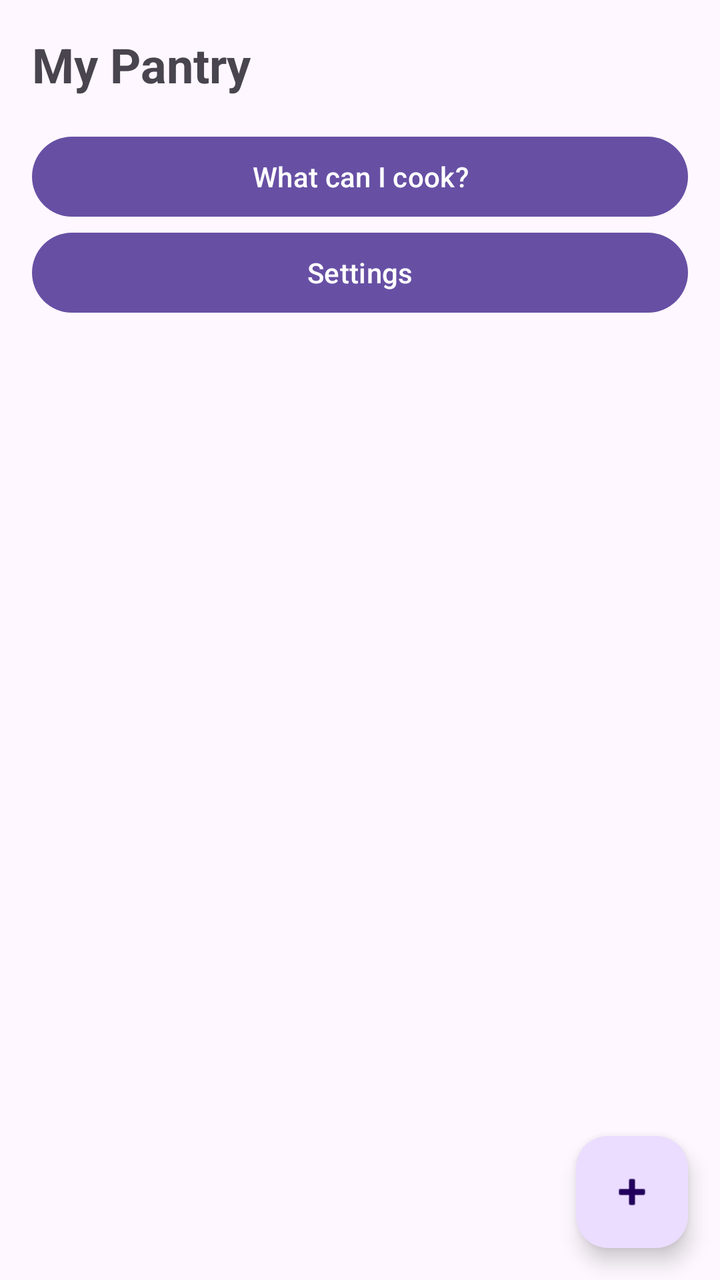
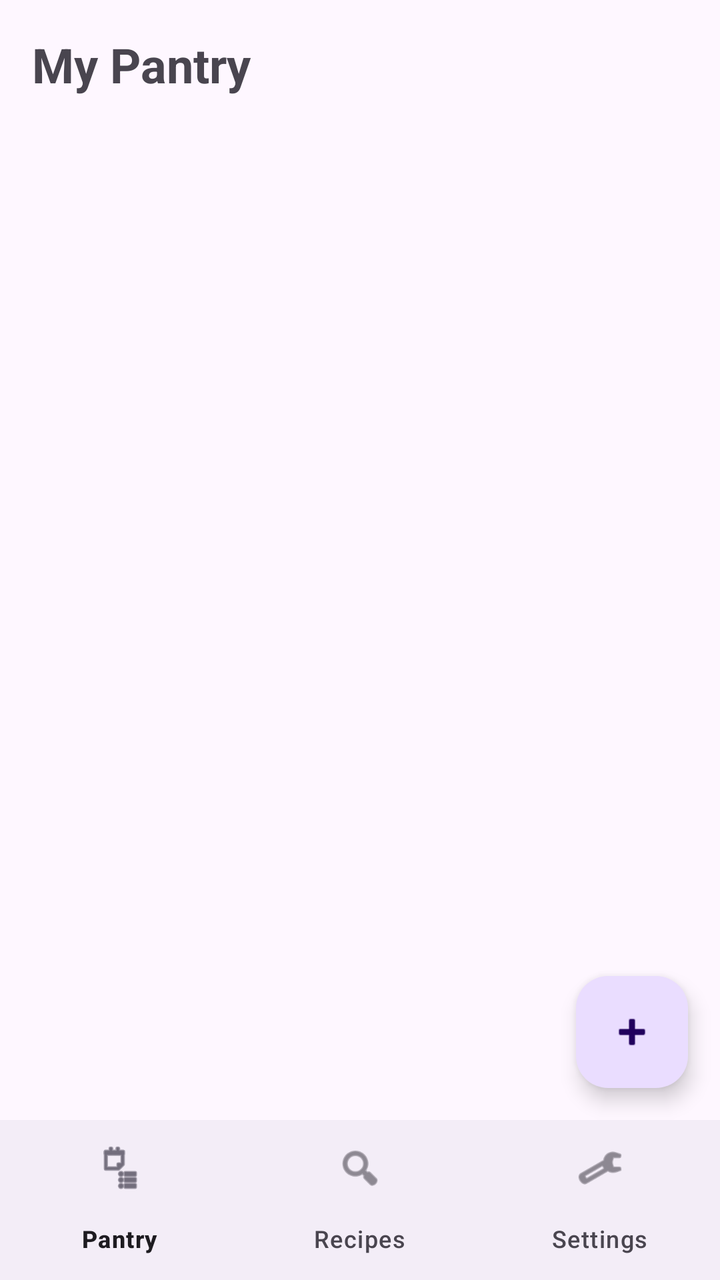

Before-and-after screenshots of an Android layout around one commit, followed by the original layout XML and the change that was made.
<!-- AndroidManifest.xml: application theme Theme.SmartPantryManager -->
<!-- res/layout/activity_main.xml -->
<?xml version="1.0" encoding="utf-8"?>
<LinearLayout xmlns:android="http://schemas.android.com/apk/res/android"
    android:id="@+id/main"
    android:layout_width="match_parent"
    android:layout_height="match_parent"
    android:orientation="vertical">

    
    <TextView
        android:id="@+id/textTitle"
        android:layout_width="match_parent"
        android:layout_height="wrap_content"
        android:padding="16dp"
        android:text="My Pantry"
        android:textSize="24sp"
        android:textStyle="bold" />

    <Button
        android:id="@+id/buttonSuggested"
        android:layout_width="match_parent"
        android:layout_height="wrap_content"
        android:layout_marginStart="16dp"
        android:layout_marginEnd="16dp"
        android:text="What can I cook?" />

    <Button
        android:id="@+id/buttonSettings"
        android:layout_width="match_parent"
        android:layout_height="wrap_content"
        android:layout_marginStart="16dp"
        android:layout_marginEnd="16dp"
        android:text="Settings" />

    
    <FrameLayout
        android:layout_width="match_parent"
        android:layout_height="0dp"
        android:layout_weight="1">

        <androidx.recyclerview.widget.RecyclerView
            android:id="@+id/recyclerPantry"
            android:layout_width="match_parent"
            android:layout_height="match_parent"
            android:clipToPadding="false"
            android:paddingBottom="88dp" />

        <TextView
            android:id="@+id/textEmpty"
            android:layout_width="match_parent"
            android:layout_height="wrap_content"
            android:layout_gravity="center"
            android:gravity="center"
            android:padding="24dp"
            android:text="Your pantry is empty. Tap + to add your first ingredient."
            android:textSize="16sp"
            android:visibility="gone" />

        
        <com.google.android.material.floatingactionbutton.FloatingActionButton
            android:id="@+id/fabAdd"
            android:layout_width="wrap_content"
            android:layout_height="wrap_content"
            android:layout_gravity="bottom|end"
            android:layout_margin="16dp"
            android:contentDescription="Add ingredient"
            android:src="@android:drawable/ic_input_add" />
    </FrameLayout>

</LinearLayout>
<!-- resources referenced by this layout -->
<resources>
  <style name="Theme.SmartPantryManager" parent="Base.Theme.SmartPantryManager" />
  <style name="Base.Theme.SmartPantryManager" parent="Theme.Material3.DayNight.NoActionBar">
          
          
      </style>
</resources>

<!-- the commit's change to res/layout/activity_main.xml (unified diff, before → after) -->
@@ -1,5 +1,6 @@
 <?xml version="1.0" encoding="utf-8"?>
 <LinearLayout xmlns:android="http://schemas.android.com/apk/res/android"
+    xmlns:app="http://schemas.android.com/apk/res-auto"
     android:id="@+id/main"
     android:layout_width="match_parent"
     android:layout_height="match_parent"
@@ -14,22 +15,6 @@
         android:text="My Pantry"
         android:textSize="24sp"
         android:textStyle="bold" />
-
-    <Button
-        android:id="@+id/buttonSuggested"
-        android:layout_width="match_parent"
-        android:layout_height="wrap_content"
-        android:layout_marginStart="16dp"
-        android:layout_marginEnd="16dp"
-        android:text="What can I cook?" />
-
-    <Button
-        android:id="@+id/buttonSettings"
-        android:layout_width="match_parent"
-        android:layout_height="wrap_content"
-        android:layout_marginStart="16dp"
-        android:layout_marginEnd="16dp"
-        android:text="Settings" />
 
     
     <FrameLayout
@@ -66,4 +51,11 @@
             android:src="@android:drawable/ic_input_add" />
     </FrameLayout>
 
+    
+    <com.google.android.material.bottomnavigation.BottomNavigationView
+        android:id="@+id/bottomNav"
+        android:layout_width="match_parent"
+        android:layout_height="wrap_content"
+        app:menu="@menu/bottom_nav_menu" />
+
 </LinearLayout>
